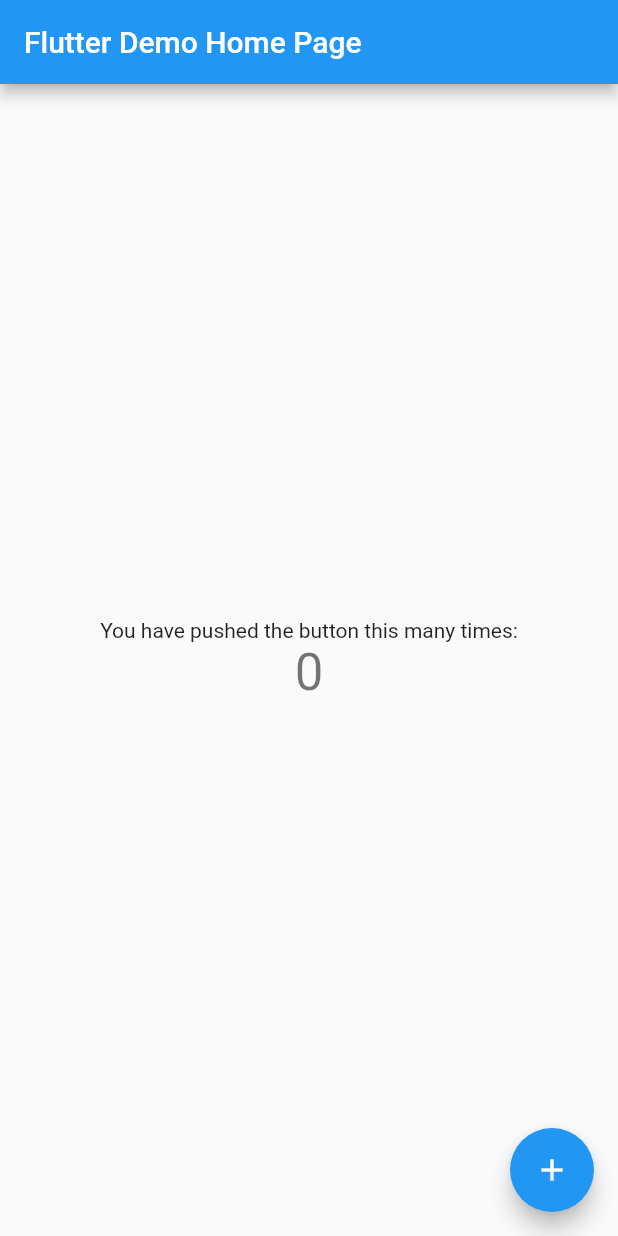
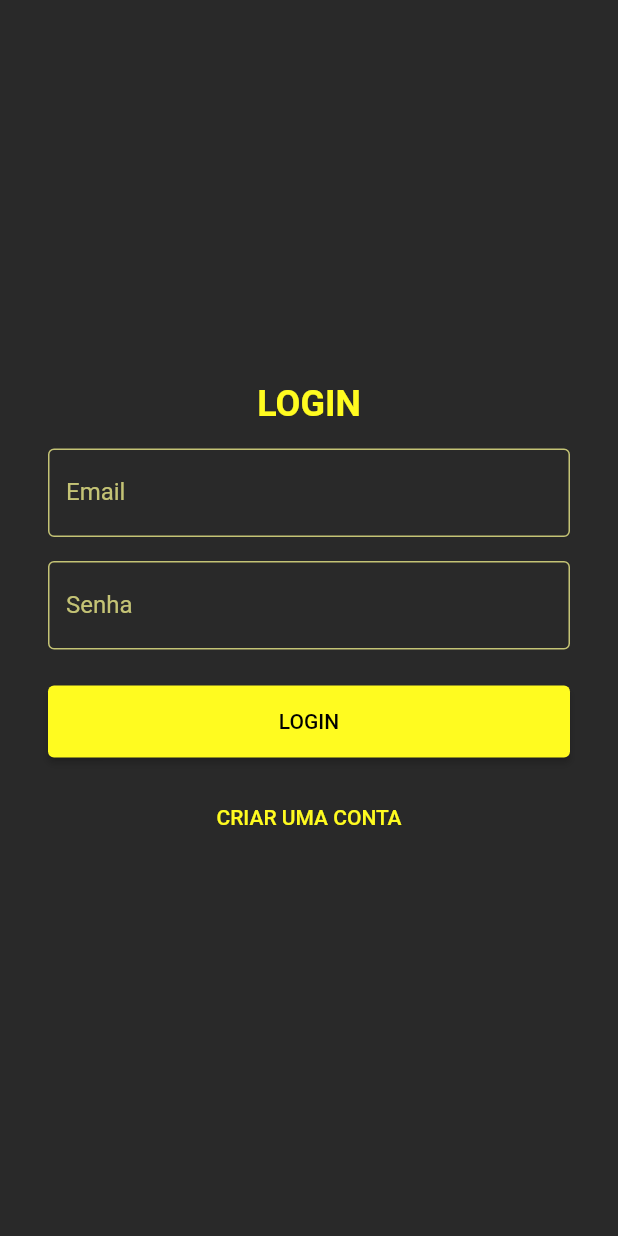
Before and after one commit to JonasVsc/projeto_chat, a Flutter app: the screen it shows after launch, on a phone screen of 412 x 824 dp. Run offline on Flutter 3.47's test engine with Material 2 defaults, Android fonts, the light colour scheme and no system bars.

Commit message:
fim tela cadastro e login

```diff
--- a/lib/main.dart
+++ b/lib/main.dart
@@ -1,4 +1,5 @@
 import 'package:flutter/material.dart';
+import 'package:projeto_chat/ui/login.dart';
 
 void main() {
   runApp(const MyApp());
@@ -13,34 +14,15 @@
     return MaterialApp(
       title: 'Flutter Demo',
       theme: ThemeData(
-        // This is the theme of your application.
-        //
-        // Try running your application with "flutter run". You'll see the
-        // application has a blue toolbar. Then, without quitting the app, try
-        // changing the primarySwatch below to Colors.green and then invoke
-        // "hot reload" (press "r" in the console where you ran "flutter run",
-        // or simply save your changes to "hot reload" in a Flutter IDE).
-        // Notice that the counter didn't reset back to zero; the application
-        // is not restarted.
         primarySwatch: Colors.blue,
       ),
-      home: const MyHomePage(title: 'Flutter Demo Home Page'),
+      home: Login()
     );
   }
 }
 
 class MyHomePage extends StatefulWidget {
   const MyHomePage({super.key, required this.title});
-
-  // This widget is the home page of your application. It is stateful, meaning
-  // that it has a State object (defined below) that contains fields that affect
-  // how it looks.
-
-  // This class is the configuration for the state. It holds the values (in this
-  // case the title) provided by the parent (in this case the App widget) and
-  // used by the build method of the State. Fields in a Widget subclass are
-  // always marked "final".
-
   final String title;
 
   @override
@@ -52,47 +34,18 @@
 
   void _incrementCounter() {
     setState(() {
-      // This call to setState tells the Flutter framework that something has
-      // changed in this State, which causes it to rerun the build method below
-      // so that the display can reflect the updated values. If we changed
-      // _counter without calling setState(), then the build method would not be
-      // called again, and so nothing would appear to happen.
       _counter++;
     });
   }
 
   @override
   Widget build(BuildContext context) {
-    // This method is rerun every time setState is called, for instance as done
-    // by the _incrementCounter method above.
-    //
-    // The Flutter framework has been optimized to make rerunning build methods
-    // fast, so that you can just rebuild anything that needs updating rather
-    // than having to individually change instances of widgets.
     return Scaffold(
       appBar: AppBar(
-        // Here we take the value from the MyHomePage object that was created by
-        // the App.build method, and use it to set our appbar title.
         title: Text(widget.title),
       ),
       body: Center(
-        // Center is a layout widget. It takes a single child and positions it
-        // in the middle of the parent.
         child: Column(
-          // Column is also a layout widget. It takes a list of children and
-          // arranges them vertically. By default, it sizes itself to fit its
-          // children horizontally, and tries to be as tall as its parent.
-          //
-          // Invoke "debug painting" (press "p" in the console, choose the
-          // "Toggle Debug Paint" action from the Flutter Inspector in Android
-          // Studio, or the "Toggle Debug Paint" command in Visual Studio Code)
-          // to see the wireframe for each widget.
-          //
-          // Column has various properties to control how it sizes itself and
-          // how it positions its children. Here we use mainAxisAlignment to
-          // center the children vertically; the main axis here is the vertical
-          // axis because Columns are vertical (the cross axis would be
-          // horizontal).
           mainAxisAlignment: MainAxisAlignment.center,
           children: <Widget>[
             const Text(
@@ -109,7 +62,7 @@
         onPressed: _incrementCounter,
         tooltip: 'Increment',
         child: const Icon(Icons.add),
-      ), // This trailing comma makes auto-formatting nicer for build methods.
+      ),
     );
   }
 }
--- /dev/null
+++ b/lib/ui/login.dart
@@ -0,0 +1,79 @@
+import 'package:flutter/material.dart';
+import 'package:projeto_chat/ui/cadastro.dart';
+
+class Login extends StatelessWidget {
+  @override
+  Widget build(BuildContext context) {
+    return Scaffold(
+      backgroundColor: Color.fromARGB(255, 41, 41, 41),
+      body: Padding(
+        padding: EdgeInsets.symmetric(horizontal: 32.0),
+        child: Column(
+          mainAxisAlignment: MainAxisAlignment.center,
+          children: [
+            Text(
+              'LOGIN',
+              style: TextStyle(
+                color: Color.fromARGB(255, 255, 251, 32),
+                fontSize: 24.0,
+                fontWeight: FontWeight.bold,
+              ),
+            ),
+            SizedBox(height: 16.0),
+            TextField(
+              decoration: InputDecoration(
+                labelText: 'Email',
+                labelStyle: TextStyle(color: Color.fromARGB(255, 196, 195, 117)),
+                enabledBorder: OutlineInputBorder(
+                  borderSide: BorderSide(color: Color.fromARGB(255, 196, 195, 117)),
+                ),
+                focusedBorder: OutlineInputBorder(
+                  borderSide: BorderSide(color: Color.fromARGB(255, 196, 195, 117)),
+                ),
+              ),
+            ),
+            SizedBox(height: 16.0),
+            TextField(
+              decoration: InputDecoration(
+                labelText: 'Senha',
+                labelStyle: TextStyle(color: Color.fromARGB(255, 196, 195, 117)),
+                enabledBorder: OutlineInputBorder(
+                  borderSide: BorderSide(color: Color.fromARGB(255, 196, 195, 117)),
+                ),
+                focusedBorder: OutlineInputBorder(
+                  borderSide: BorderSide(color: Color.fromARGB(255, 196, 195, 117)),
+                ),
+              ),
+              obscureText: true,
+            ),
+            SizedBox(height: 24.0),
+            ElevatedButton(
+              onPressed: () {
+                // Lógica para realizar o login
+              },
+              style: ElevatedButton.styleFrom(
+                primary: Color.fromARGB(255, 255, 251, 32),
+                minimumSize: Size(double.infinity, 48.0),
+                foregroundColor: Colors.black,
+              ),
+              child: Text('LOGIN'),
+            ),
+            SizedBox(height: 16.0),
+            TextButton(
+              onPressed: () {
+                Navigator.push(
+                  context,
+                  MaterialPageRoute(builder: (context) => Cadastro()),
+                );
+              },
+              child: Text(
+                'CRIAR UMA CONTA',
+                style: TextStyle(color: Color.fromARGB(255, 255, 251, 32)),
+              ),
+            ),
+          ],
+        ),
+      ),
+    );
+  }
+}
```
Also changed, not shown: lib/ui/cadastro.dart (added, +79 -0 lines).
